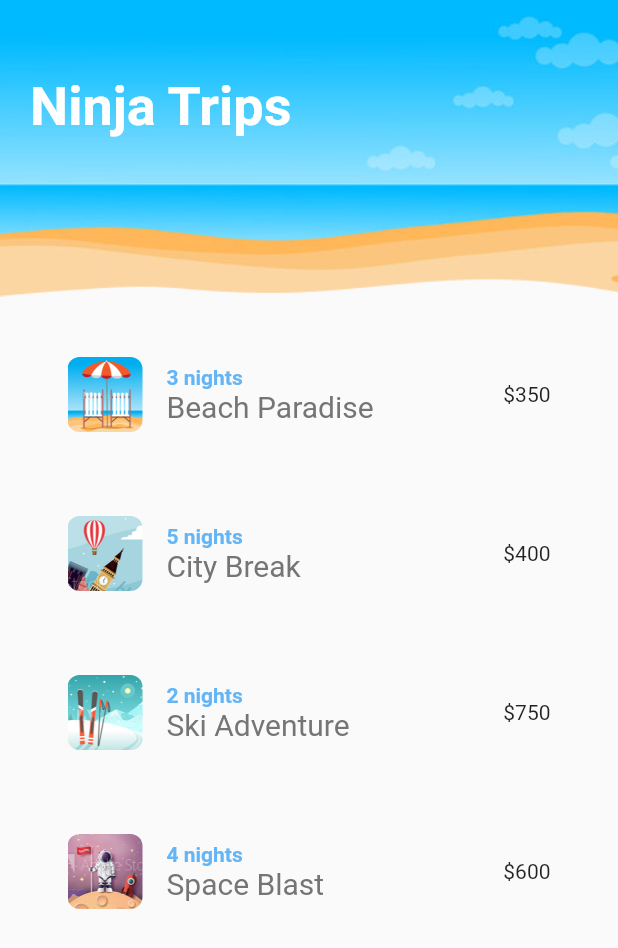
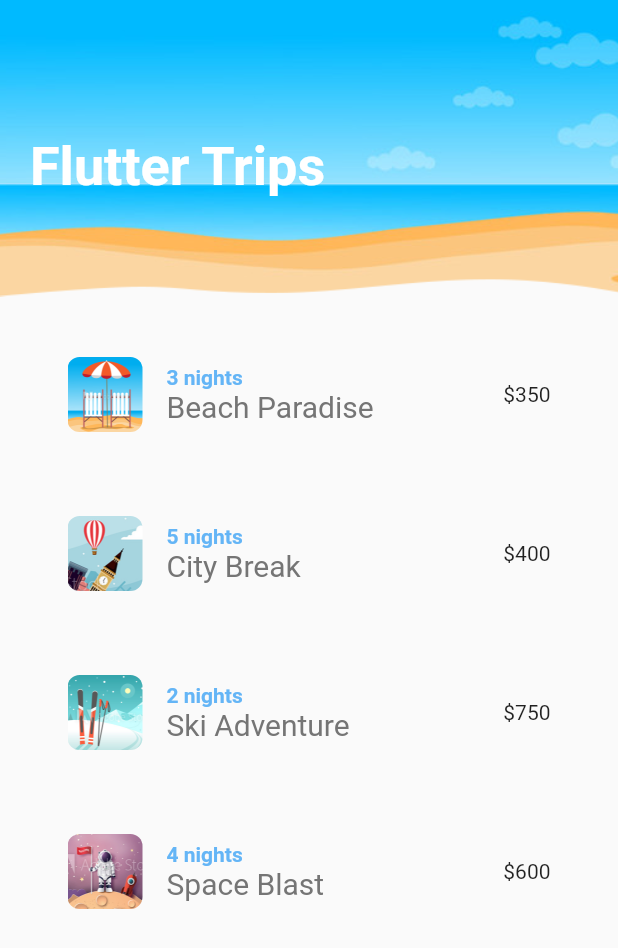
Before and after one commit to JacksonMonteiro/flutter_animations, a Flutter app: the HomeView screen opened directly, on a phone screen of 412 x 824 dp. Shown: the top 948 px of the screen. Run offline on Flutter 3.47's test engine with Material 2 defaults, Android fonts, the phone set to English and light mode, and no system bars; missing offline and left inert: ipsum.

Commit message:
screen title animation

```diff
--- a/lib/app/app_widget.dart
+++ b/lib/app/app_widget.dart
@@ -14,7 +14,7 @@ class AppWidget extends StatelessWidget {
       theme: ThemeData(
         primarySwatch: Colors.red,
       ),
-      home: Sandbox(),
+      home: HomeView(),
     );
   }
 }
--- a/lib/app/components/screen_title.dart
+++ b/lib/app/components/screen_title.dart
@@ -1,4 +1,3 @@
-
 import 'package:flutter/material.dart';
 
 class ScreenTitle extends StatelessWidget {
@@ -8,9 +7,23 @@ class ScreenTitle extends StatelessWidget {
 
   @override
   Widget build(BuildContext context) {
-    return Text(
-      text,
-      style: TextStyle(fontSize: 36, color: Colors.white, fontWeight: FontWeight.bold),
+    return TweenAnimationBuilder(
+      duration: Duration(milliseconds: 500),
+      tween: Tween<double>(begin: 0, end: 1),
+      builder: (context, value, child) {
+        return Opacity(
+          opacity: value,
+          child: Padding(
+            padding: EdgeInsets.only(top: value * 40),
+            child: child,
+          ),
+        );
+      },
+      child: Text(
+        text,
+        style: TextStyle(
+            fontSize: 36, color: Colors.white, fontWeight: FontWeight.bold),
+      ),
     );
   }
 }
--- a/lib/app/views/home_view.dart
+++ b/lib/app/views/home_view.dart
@@ -28,7 +28,7 @@ class _HomeViewState extends State<HomeView> {
             SizedBox(height: 30),
             SizedBox(
               height: 160,
-              child: ScreenTitle(text: 'Ninja Trips'),
+              child: ScreenTitle(text: 'Flutter Trips'),
             ),
             Flexible(
               child: TripList(),
```
